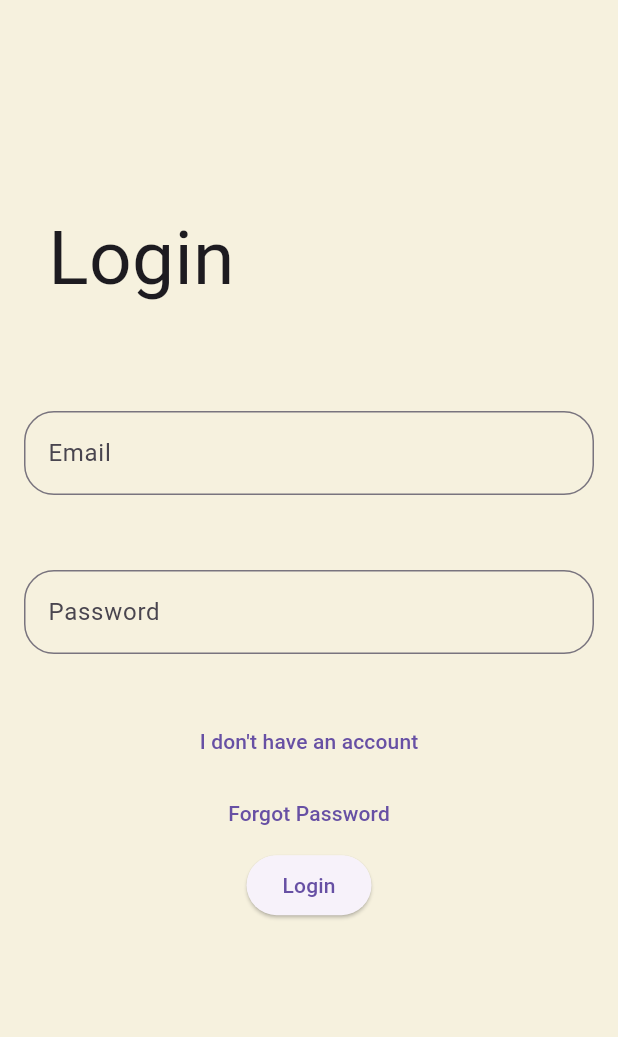
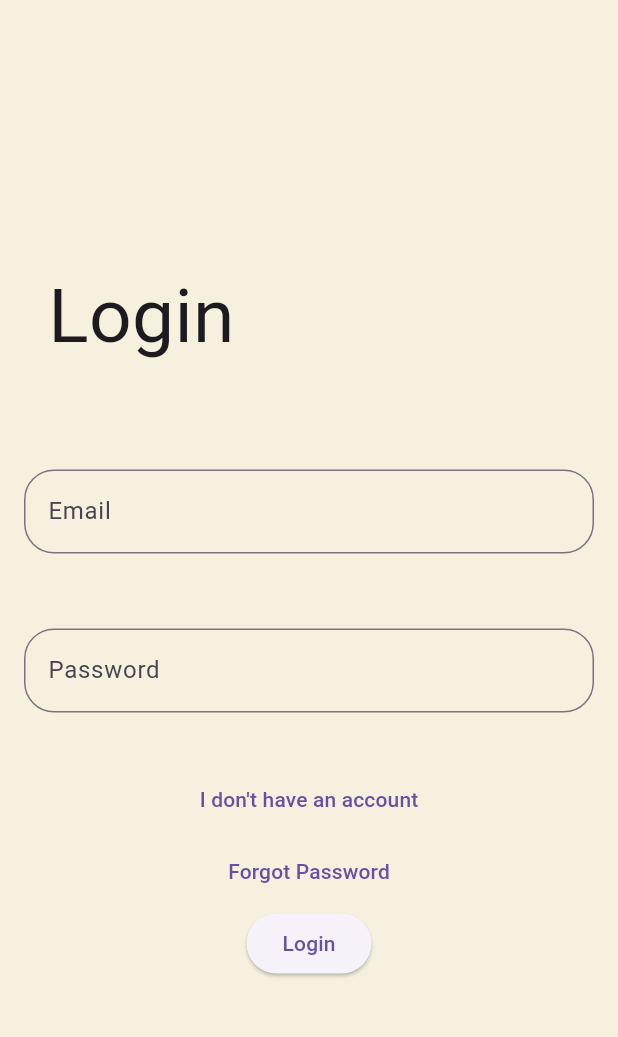
Before and after one commit to outterstellar/marketapp, a Flutter app: the screen it shows after launch, on a phone screen of 412 x 824 dp, the part 63-1100 px from its top. Run offline on Flutter 3.47's test engine with Material 3 defaults, Android fonts, the phone set to English and light mode, and no system bars; our stand-ins replace firebase_auth, firebase_core, flutter_screenutil, shared_preferences; accounts and stored records are empty.

Commit message:
Centering System Change

```diff
--- a/lib/screens/loginscreen.dart
+++ b/lib/screens/loginscreen.dart
@@ -18,15 +18,19 @@ class LoginScreen extends StatelessWidget {
     return Scaffold(
       resizeToAvoidBottomInset: false,
       backgroundColor: Constants.backgroundColor,
-      appBar: AppBar(
+      body: SafeArea(
+        child: Column(
+          children: [
+            AppBar(
               title: Text("Liszt Müzik Market"),
               backgroundColor: Constants.backgroundColor,
               centerTitle: true,
             ),
-      body: Form(
+            Expanded(
+              child: Center(
                 child: Column(
+                  mainAxisSize: MainAxisSize.min,
                   children: [
-            Divider(height: 100.h, color: Colors.transparent),
                     SizedBox(
                       width: 412.w,
                       child: Padding(
@@ -68,13 +72,19 @@ class LoginScreen extends StatelessWidget {
                     Divider(height: 20.h, color: Colors.transparent),
                     TextButton(
                       onPressed: () {
-                Constants.push(context: context, destination: SignupScreen());
+                        Constants.push(
+                          context: context,
+                          destination: SignupScreen(),
+                        );
                       },
                       child: Text("I don't have an account"),
                     ),
                     TextButton(
                       onPressed: () {
-                Constants.push(context: context, destination: ForgotPassword());
+                        Constants.push(
+                          context: context,
+                          destination: ForgotPassword(),
+                        );
                       },
                       child: Text("Forgot Password"),
                     ),
@@ -113,6 +123,10 @@ class LoginScreen extends StatelessWidget {
                   ],
                 ),
               ),
+            ),
+          ],
+        ),
+      ),
     );
   }
 }
```
Lines whose indentation alone changed are shown as unchanged.
